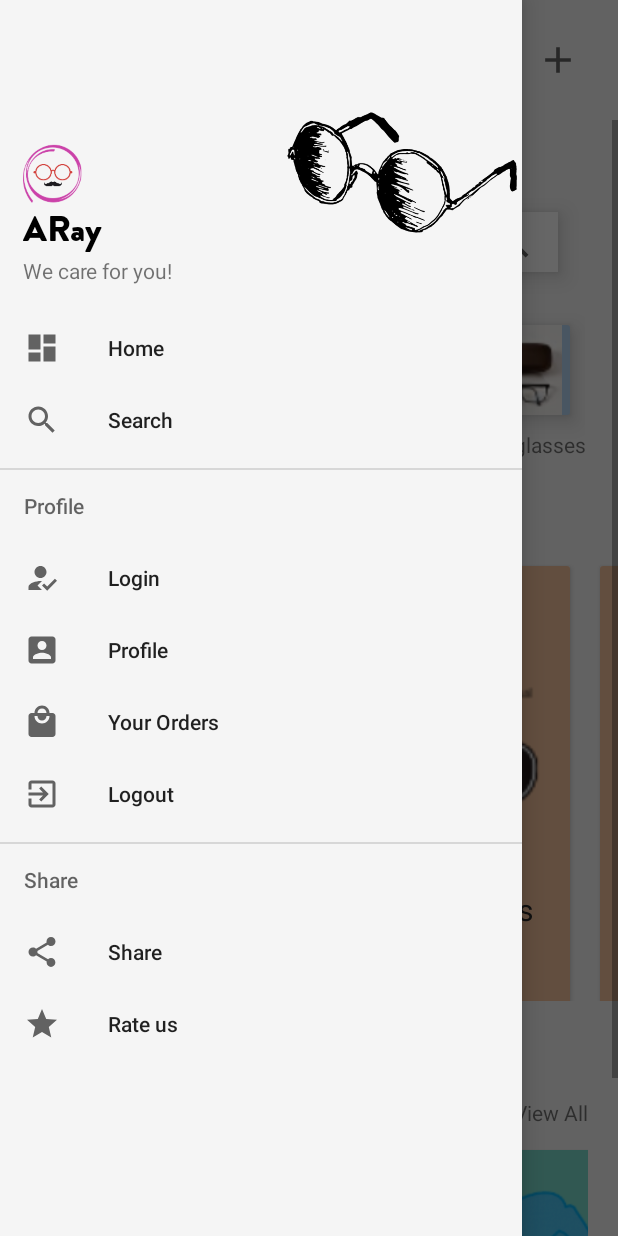
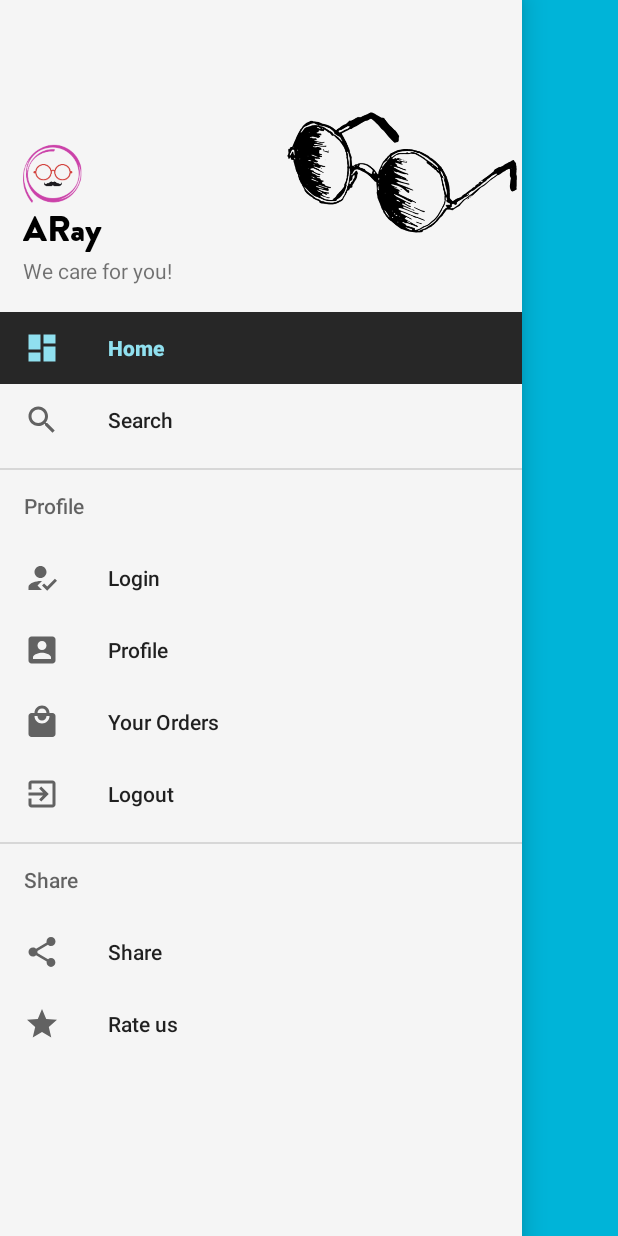
Before and after one commit to Siddhesh-hub/ARay, an Android app: the screen it shows after launch (DashboardActivity), with the side drawer open, on a phone screen of 412 x 824 dp. Run offline under Robolectric (Android 15) with nearby library versions, the phone set to English and light mode, and no system bars; Roboto replaces fonts that are not available here.

Commit message:
Navdrawer complete

```diff
--- a/app/src/main/java/com/SidStudio/ARay/DashboardActivity.java
+++ b/app/src/main/java/com/SidStudio/ARay/DashboardActivity.java
@@ -1,13 +1,20 @@
 package com.SidStudio.ARay;
 
+import androidx.annotation.NonNull;
 import androidx.appcompat.app.AppCompatActivity;
+import androidx.core.view.GravityCompat;
 import androidx.drawerlayout.widget.DrawerLayout;
 import androidx.recyclerview.widget.LinearLayoutManager;
 import androidx.recyclerview.widget.RecyclerView;
 
+import android.graphics.Color;
 import android.graphics.drawable.GradientDrawable;
 import android.os.Bundle;
+import android.view.MenuItem;
+import android.view.View;
 import android.view.WindowManager;
+import android.widget.ImageView;
+import android.widget.LinearLayout;
 
 import com.SidStudio.ARay.HelperClasses.HomeAdapter.CategoriesAdapter;
 import com.SidStudio.ARay.HelperClasses.HomeAdapter.CategoriesHelperClass;
@@ -17,7 +24,7 @@ import com.google.android.material.navigation.NavigationView;
 
 import java.util.ArrayList;
 
-public class DashboardActivity extends AppCompatActivity {
+public class DashboardActivity extends AppCompatActivity implements NavigationView.OnNavigationItemSelectedListener{
 
     RecyclerView featuredRecycler;
     RecyclerView categoriesRecycler;
@@ -28,22 +35,86 @@ public class DashboardActivity extends AppCompatActivity {
     DrawerLayout drawerLayout;
     NavigationView navigationView;
 
+    ImageView menuIcon;
+    static final float END_SCALE = 0.7f;
+    LinearLayout contentView;
+
     @Override
     protected void onCreate(Bundle savedInstanceState) {
         super.onCreate(savedInstanceState);
-        getWindow().setFlags(WindowManager.LayoutParams.FLAG_FULLSCREEN,WindowManager.LayoutParams.FLAG_FULLSCREEN);
+        getWindow().setFlags(WindowManager.LayoutParams.FLAG_FULLSCREEN, WindowManager.LayoutParams.FLAG_FULLSCREEN);
         setContentView(R.layout.activity_dashboard);
         //Hooks
         featuredRecycler = findViewById(R.id.featured_recycler);
         categoriesRecycler = findViewById(R.id.cat_recycler);
+        menuIcon = findViewById(R.id.nav_menu_icon);
+        contentView = findViewById(R.id.content);
 
         //Menu hooks
         drawerLayout = findViewById(R.id.drawer_layout);
         navigationView = findViewById(R.id.navigation_view);
 
+        navigationDrawer();
+
+
         //Recycler views function calls
         featuredRecycler();
         categoriesRecycler();
+    }
+
+    //Navigation drawer functions
+    private void navigationDrawer() {
+        //Navigation drawer
+        navigationView.bringToFront();
+        navigationView.setNavigationItemSelectedListener(this);
+        navigationView.setCheckedItem(R.id.nav_home);
+
+        menuIcon.setOnClickListener(new View.OnClickListener() {
+            @Override
+            public void onClick(View view) {
+                if(drawerLayout.isDrawerVisible(GravityCompat.START))
+                    drawerLayout.closeDrawer(GravityCompat.START);
+                else drawerLayout.openDrawer(GravityCompat.START);
+            }
+        });
+
+        animateNavigationDrawer();
+    }
+
+    private void animateNavigationDrawer() {
+        //Add any color or remove it to use the default one!
+        //To make it transparent use Color.Transparent in side setScrimColor();
+        drawerLayout.setScrimColor(getResources().getColor(R.color.colorPrimaryDark));
+        drawerLayout.addDrawerListener(new DrawerLayout.SimpleDrawerListener() {
+            @Override
+            public void onDrawerSlide(View drawerView, float slideOffset) {
+
+                // Scale the View based on current slide offset
+                final float diffScaledOffset = slideOffset * (1 - END_SCALE);
+                final float offsetScale = 1 - diffScaledOffset;
+                contentView.setScaleX(offsetScale);
+                contentView.setScaleY(offsetScale);
+
+                // Translate the View, accounting for the scaled width
+                final float xOffset = drawerView.getWidth() * slideOffset;
+                final float xOffsetDiff = contentView.getWidth() * diffScaledOffset / 2;
+                final float xTranslation = xOffset - xOffsetDiff;
+                contentView.setTranslationX(xTranslation);
+            }
+        });
+
+    }
+
+    @Override
+    public void onBackPressed() {
+        if(drawerLayout.isDrawerVisible(GravityCompat.START))
+            drawerLayout.closeDrawer(GravityCompat.START);
+        else super.onBackPressed();
+    }
+
+    @Override
+    public boolean onNavigationItemSelected(@NonNull MenuItem menuItem) {
+        return true;
     }
 
     private void categoriesRecycler() {
@@ -77,4 +148,6 @@ public class DashboardActivity extends AppCompatActivity {
         GradientDrawable featured_gradient = new GradientDrawable(GradientDrawable.Orientation.LEFT_RIGHT, new int[]{0xffeff400, 0xffaff600});
 
     }
+
+
 }
--- a/app/src/main/res/layout/activity_dashboard.xml
+++ b/app/src/main/res/layout/activity_dashboard.xml
@@ -5,7 +5,6 @@
     android:layout_width="match_parent"
     android:layout_height="match_parent"
     tools:context=".DashboardActivity"
-    tools:openDrawer="start"
     android:id="@+id/drawer_layout">
 
     <com.google.android.material.navigation.NavigationView
@@ -13,11 +12,13 @@
         android:layout_width="match_parent"
         android:layout_height="match_parent"
         android:background="@color/lightWhite"
+        android:theme="@style/navigationTheme"
         android:layout_gravity="start"
         app:headerLayout="@layout/menu_header"
         app:menu="@menu/main_menu"/>
 
     <LinearLayout
+        android:id="@+id/content"
         android:layout_width="match_parent"
         android:layout_height="match_parent"
         android:background="@color/lightWhite"
@@ -29,6 +30,7 @@
         android:padding="20dp">
 
         <ImageView
+            android:id="@+id/nav_menu_icon"
             android:layout_centerVertical="true"
             android:layout_height="40dp"
             android:layout_width="40dp"
--- a/app/src/main/res/values/styles.xml
+++ b/app/src/main/res/values/styles.xml
@@ -7,4 +7,9 @@
         <item name="colorAccent">@color/colorAccent</item>
     </style>
 
+    <style name="navigationTheme">
+        <item name="colorPrimary">@color/colorPrimary</item>
+        <item name="colorControlHighlight">@color/colorAccent</item>
+    </style>
+
 </resources>
```
